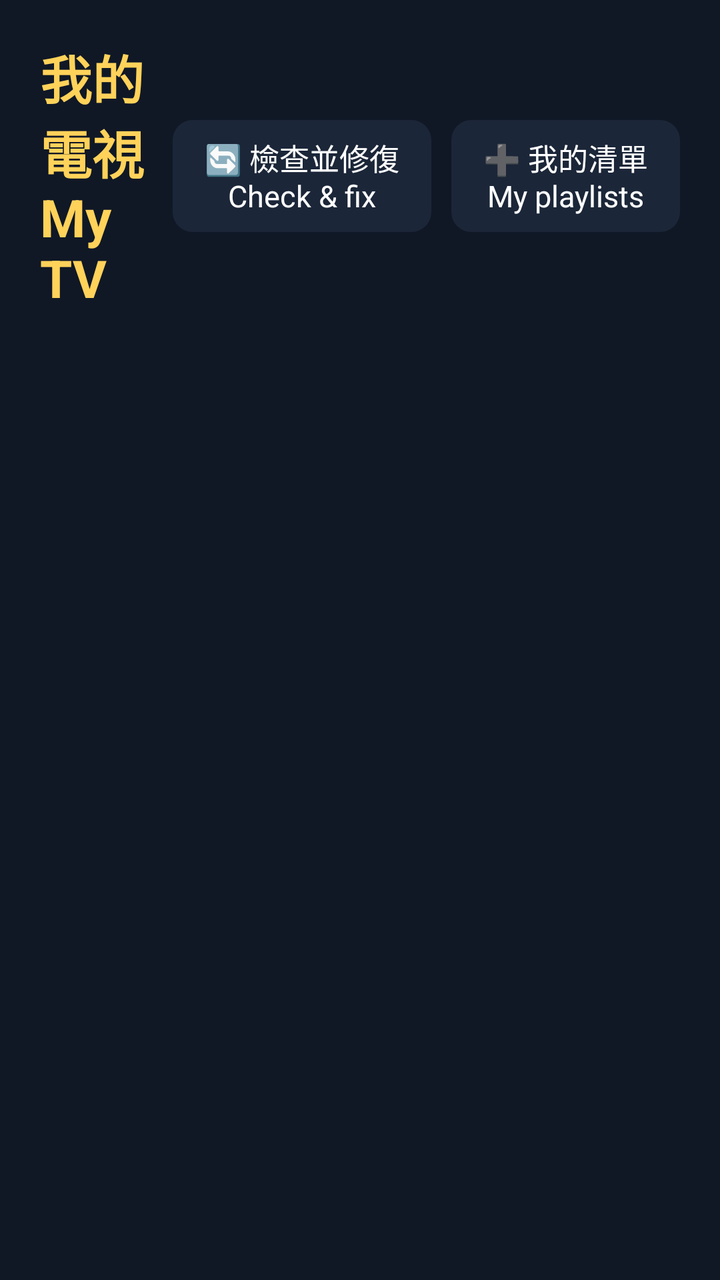
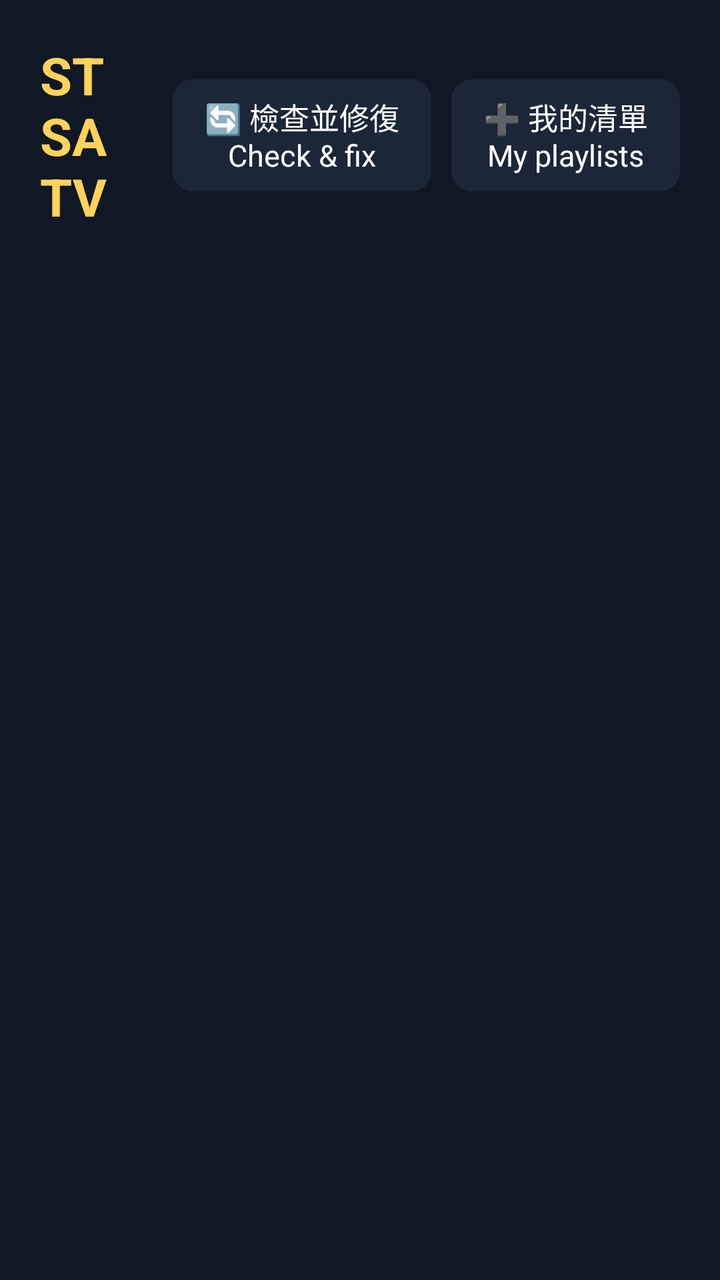

An Android layout rendered at two revisions. The XML below is the earlier revision; the diff shows what the commit changed to produce the second picture.
<!-- AndroidManifest.xml: application theme AppTheme -->
<!-- res/layout/activity_main.xml -->
<?xml version="1.0" encoding="utf-8"?>
<LinearLayout xmlns:android="http://schemas.android.com/apk/res/android"
    android:layout_width="match_parent"
    android:layout_height="match_parent"
    android:orientation="vertical"
    android:padding="20dp">

    <LinearLayout
        android:layout_width="match_parent"
        android:layout_height="wrap_content"
        android:gravity="center_vertical"
        android:orientation="horizontal">

        <TextView
            android:id="@+id/title"
            android:layout_width="0dp"
            android:layout_height="wrap_content"
            android:layout_weight="1"
            android:text="我的電視 My TV"
            android:textColor="@color/accent"
            android:textSize="26sp"
            android:textStyle="bold" />

        <TextView
            android:id="@+id/btnCheck"
            style="@style/TopButton"
            android:text="🔄 檢查並修復\nCheck &amp; fix" />

        <TextView
            android:id="@+id/btnAdd"
            style="@style/TopButton"
            android:text="➕ 我的清單\nMy playlists" />
    </LinearLayout>

    <TextView
        android:id="@+id/status"
        android:layout_width="match_parent"
        android:layout_height="wrap_content"
        android:paddingTop="8dp"
        android:paddingBottom="8dp"
        android:textColor="@color/sub"
        android:textSize="15sp" />

    <androidx.recyclerview.widget.RecyclerView
        android:id="@+id/list"
        android:layout_width="match_parent"
        android:layout_height="0dp"
        android:layout_weight="1"
        android:clipToPadding="false"
        android:paddingBottom="40dp" />
</LinearLayout>
<!-- resources referenced by this layout -->
<resources>
  <color name="accent">#FFFFD25A</color>
  <color name="sub">#FFB0BCD0</color>
  <style name="TopButton">
          <item name="android:layout_width">wrap_content</item>
          <item name="android:layout_height">wrap_content</item>
          <item name="android:layout_marginStart">10dp</item>
          <item name="android:background">@drawable/focus_bg</item>
          <item name="android:focusable">true</item>
          <item name="android:clickable">true</item>
          <item name="android:gravity">center</item>
          <item name="android:paddingStart">16dp</item>
          <item name="android:paddingEnd">16dp</item>
          <item name="android:paddingTop">8dp</item>
          <item name="android:paddingBottom">8dp</item>
          <item name="android:textColor">@color/text</item>
          <item name="android:textSize">15sp</item>
      </style>
  <style name="AppTheme" parent="android:Theme.Material.NoActionBar">
          <item name="android:windowBackground">@color/bg</item>
          <item name="android:colorAccent">@color/accent</item>
          <item name="android:statusBarColor">@color/bg</item>
      </style>
  <!-- drawable focus_bg (drawable) -->
  <?xml version="1.0" encoding="utf-8"?>
  <selector xmlns:android="http://schemas.android.com/apk/res/android">
      <item android:state_focused="true">
          <shape><solid android:color="@color/focus" /><corners android:radius="10dp" />
              <stroke android:width="3dp" android:color="@color/accent" /></shape>
      </item>
      <item android:state_pressed="true">
          <shape><solid android:color="@color/focus" /><corners android:radius="10dp" /></shape>
      </item>
      <item>
          <shape><solid android:color="@color/row" /><corners android:radius="10dp" /></shape>
      </item>
  </selector>
  <color name="text">#FFFFFFFF</color>
  <color name="bg">#FF101826</color>
  <color name="focus">#FF2F6FED</color>
  <color name="row">#FF1B2638</color>
</resources>

<!-- the commit's change to res/layout/activity_main.xml (unified diff, before → after) -->
@@ -16,7 +16,7 @@
             android:layout_width="0dp"
             android:layout_height="wrap_content"
             android:layout_weight="1"
-            android:text="我的電視 My TV"
+            android:text="STSA TV"
             android:textColor="@color/accent"
             android:textSize="26sp"
             android:textStyle="bold" />
